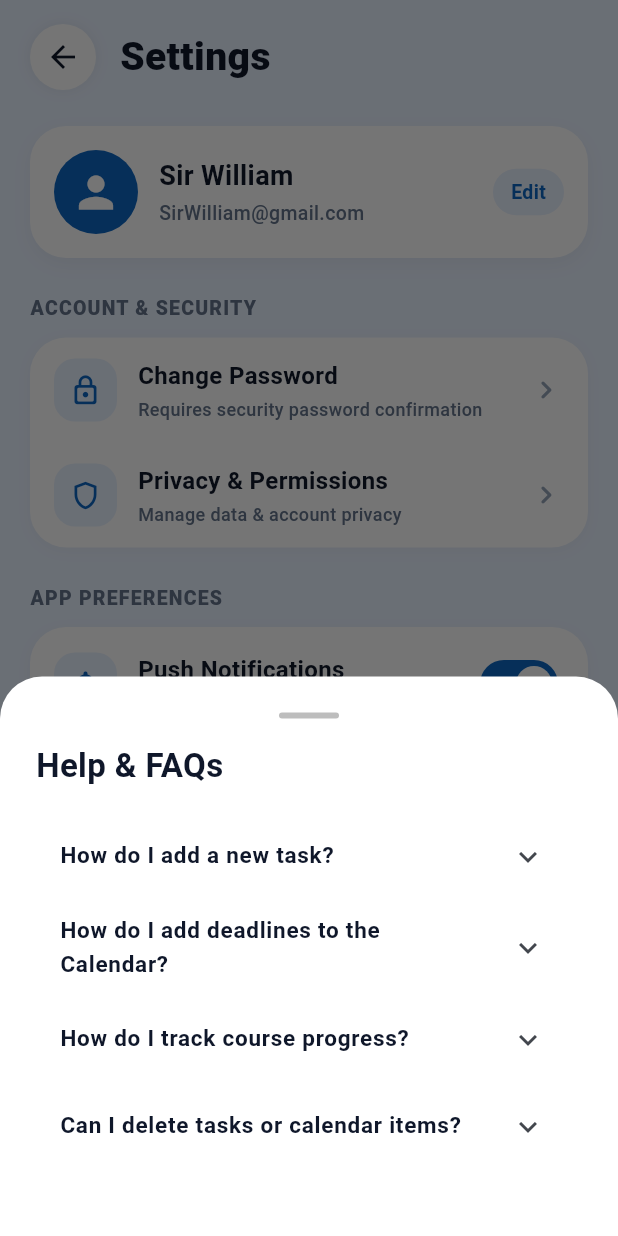
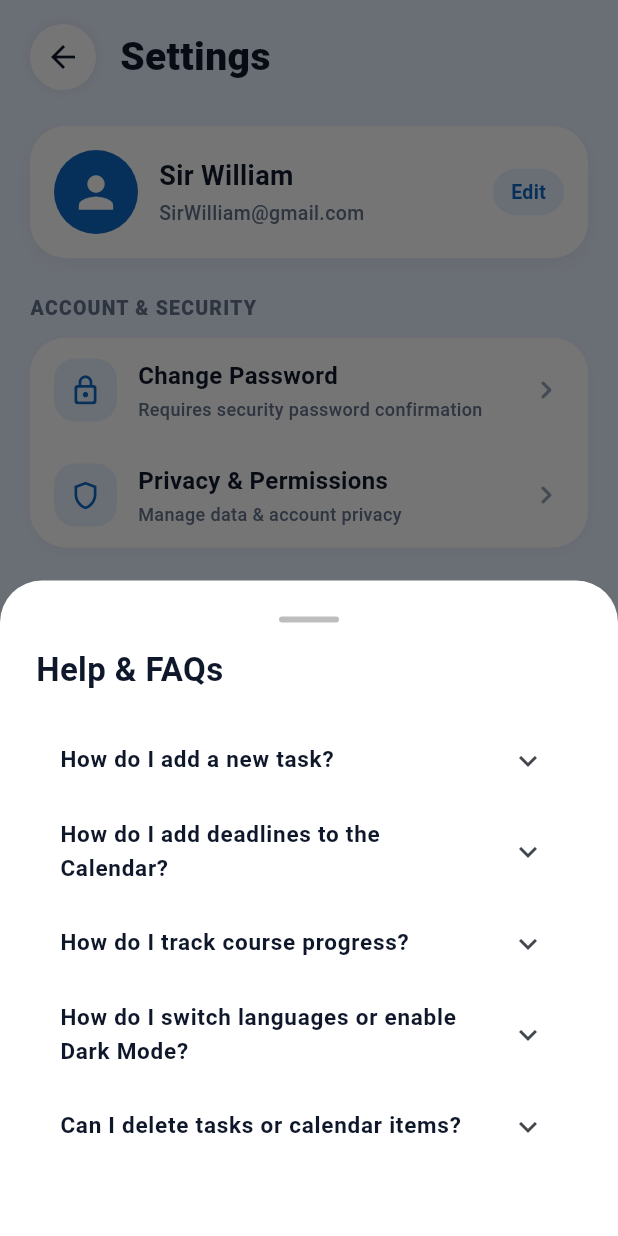
Before and after one commit to 674659115/Students-Tasks-Tracker, a Flutter app: the SettingsScreen screen opened directly, after a tap on "Help & FAQs", on a phone screen of 412 x 824 dp. Run offline on Flutter 3.47's test engine with Material 3 defaults, Android fonts, the phone set to English and light mode, and no system bars.

Commit message:
- Fixed Help & FAQs section

```diff
--- a/lib/pages/settings_screen.dart
+++ b/lib/pages/settings_screen.dart
@@ -1,6 +1,7 @@
 import 'package:flutter/material.dart';
 import '../localization/app_localizations.dart';
 import '../theme/app_theme.dart';
+import '../widgets/help_faqs_modal.dart';
 import 'reset_password_screen.dart';
 import 'sign_in_screen.dart';
 
@@ -322,94 +323,6 @@ class _SettingsScreenState extends State<SettingsScreen> {
     );
   }
 
-  void _showHelpModal(bool isDark) {
-    showModalBottomSheet(
-      context: context,
-      isScrollControlled: true,
-      backgroundColor: isDark ? AppColors.cardBgDark : Colors.white,
-      shape: const RoundedRectangleBorder(
-        borderRadius: BorderRadius.vertical(top: Radius.circular(28)),
-      ),
-      builder: (context) {
-        return Padding(
-          padding: const EdgeInsets.all(24.0),
-          child: Column(
-            mainAxisSize: MainAxisSize.min,
-            crossAxisAlignment: CrossAxisAlignment.start,
-            children: [
-              Center(
-                child: Container(
-                  width: 40,
-                  height: 4,
-                  decoration: BoxDecoration(
-                    color: Colors.grey.shade400,
-                    borderRadius: BorderRadius.circular(2),
-                  ),
-                ),
-              ),
-              const SizedBox(height: 16),
-              Text(
-                AppStrings.get('help_faqs'),
-                style: TextStyle(
-                  fontSize: 22,
-                  fontWeight: FontWeight.bold,
-                  color: isDark ? AppColors.textLight : AppColors.textDark,
-                ),
-              ),
-              const SizedBox(height: 16),
-              _buildFaqItem(
-                'How do I add a new task?',
-                'Tap the orange + button on the Home tab. Enter the task title, select your course, choose a due date and priority level, then tap Create Task.',
-                isDark,
-              ),
-              _buildFaqItem(
-                'How do I add deadlines to the Calendar?',
-                'Go to the Calendar tab and tap "+ Add Event". You can choose any day of the month, title, and priority to show a deadline dot on the grid.',
-                isDark,
-              ),
-              _buildFaqItem(
-                'How do I track course progress?',
-                'Visit the Courses tab to view progress bars, assignment completions, and test metrics for all your enrolled subjects.',
-                isDark,
-              ),
-              _buildFaqItem(
-                'Can I delete tasks or calendar items?',
-                'Yes! Every task card on Home and deadline card on Calendar features a red trash icon. Tapping it instantly removes the item.',
-                isDark,
-              ),
-              const SizedBox(height: 20),
-            ],
-          ),
-        );
-      },
-    );
-  }
-
-  Widget _buildFaqItem(String question, String answer, bool isDark) {
-    return ExpansionTile(
-      title: Text(
-        question,
-        style: TextStyle(
-          fontWeight: FontWeight.bold,
-          color: isDark ? AppColors.textLight : AppColors.textDark,
-          fontSize: 15,
-        ),
-      ),
-      children: [
-        Padding(
-          padding: const EdgeInsets.symmetric(horizontal: 16, vertical: 8),
-          child: Text(
-            answer,
-            style: TextStyle(
-              color: isDark ? AppColors.textMutedDark : AppColors.textMuted,
-              fontSize: 14,
-            ),
-          ),
-        ),
-      ],
-    );
-  }
-
   void _showAboutDialog(bool isDark) {
     showAboutDialog(
       context: context,
@@ -659,7 +572,7 @@ class _SettingsScreenState extends State<SettingsScreen> {
                       icon: Icons.help_outline_rounded,
                       title: AppStrings.get('help_faqs'),
                       subtitle: 'Get assistance and answers',
-                      onTap: () => _showHelpModal(isDark),
+                      onTap: () => showHelpFaqsModal(context),
                     ),
                     _buildSettingsTile(
                       isDark: isDark,
--- a/lib/widgets/google_profile_popup.dart
+++ b/lib/widgets/google_profile_popup.dart
@@ -3,6 +3,7 @@ import '../localization/app_localizations.dart';
 import '../pages/settings_screen.dart';
 import '../pages/sign_in_screen.dart';
 import '../theme/app_theme.dart';
+import 'help_faqs_modal.dart';
 
 void showGoogleProfilePopup(BuildContext context) {
   showDialog(
@@ -249,7 +250,10 @@ class _GoogleProfilePopupDialogState extends State<GoogleProfilePopupDialog> {
                     isDark: isDark,
                     icon: Icons.help_outline_rounded,
                     title: AppStrings.get('help_faqs'),
-                    onTap: () {},
+                    onTap: () {
+                      Navigator.pop(context);
+                      showHelpFaqsModal(context);
+                    },
                   ),
 
                   const SizedBox(height: 8),
@@ -316,7 +320,7 @@ class _GoogleProfilePopupDialogState extends State<GoogleProfilePopupDialog> {
                 title,
                 style: TextStyle(
                   fontSize: 15,
-                  fontWeight: FontWeight.w600,
+                  fontWeight: FontWeight.bold,
                   color: effectiveTextColor,
                 ),
               ),
--- /dev/null
+++ b/lib/widgets/help_faqs_modal.dart
@@ -0,0 +1,116 @@
+import 'package:flutter/material.dart';
+import '../localization/app_localizations.dart';
+import '../theme/app_theme.dart';
+
+void showHelpFaqsModal(BuildContext context) {
+  final isDark = AppColors.isDarkMode(context);
+
+  showModalBottomSheet(
+    context: context,
+    isScrollControlled: true,
+    backgroundColor: isDark ? AppColors.cardBgDark : Colors.white,
+    shape: const RoundedRectangleBorder(
+      borderRadius: BorderRadius.vertical(top: Radius.circular(28)),
+    ),
+    builder: (context) {
+      return const HelpFaqsModalContent();
+    },
+  );
+}
+
+class HelpFaqsModalContent extends StatelessWidget {
+  const HelpFaqsModalContent({super.key});
+
+  @override
+  Widget build(BuildContext context) {
+    final isDark = AppColors.isDarkMode(context);
+
+    return Padding(
+      padding: const EdgeInsets.all(24.0),
+      child: SingleChildScrollView(
+        child: Column(
+          mainAxisSize: MainAxisSize.min,
+          crossAxisAlignment: CrossAxisAlignment.start,
+          children: [
+            // Drag handle
+            Center(
+              child: Container(
+                width: 40,
+                height: 4,
+                decoration: BoxDecoration(
+                  color: Colors.grey.shade400,
+                  borderRadius: BorderRadius.circular(2),
+                ),
+              ),
+            ),
+            const SizedBox(height: 16),
+
+            // Header Title
+            Text(
+              AppStrings.get('help_faqs'),
+              style: TextStyle(
+                fontSize: 22,
+                fontWeight: FontWeight.bold,
+                color: isDark ? AppColors.textLight : AppColors.textDark,
+              ),
+            ),
+            const SizedBox(height: 16),
+
+            // FAQ Items
+            _buildFaqItem(
+              'How do I add a new task?',
+              'Tap the orange + button on the Home tab. Enter the task title, select your course, choose a due date and priority level, then tap Create Task.',
+              isDark,
+            ),
+            _buildFaqItem(
+              'How do I add deadlines to the Calendar?',
+              'Go to the Calendar tab and tap "+ Add Event". Select any day of the month, course, time, and priority level to show a deadline dot on the grid.',
+              isDark,
+            ),
+            _buildFaqItem(
+              'How do I track course progress?',
+              'Visit the Courses tab to view progress bars, assignment completions, and test metrics for all your enrolled subjects. You can also add custom courses using "+ Add Course".',
+              isDark,
+            ),
+            _buildFaqItem(
+              'How do I switch languages or enable Dark Mode?',
+              'You can toggle Dark Mode and change languages in Settings, or by tapping your Profile Picture or the top header quick controls on Sign In & Sign Up.',
+              isDark,
+            ),
+            _buildFaqItem(
+              'Can I delete tasks or calendar items?',
+              'Yes! Every task card on Home and deadline card on Calendar features a red trash icon. Tapping it instantly removes the item and updates your stats.',
+              isDark,
+            ),
+            const SizedBox(height: 20),
+          ],
+        ),
+      ),
+    );
+  }
+
+  Widget _buildFaqItem(String question, String answer, bool isDark) {
+    return ExpansionTile(
+      title: Text(
+        question,
+        style: TextStyle(
+          fontWeight: FontWeight.bold,
+          color: isDark ? AppColors.textLight : AppColors.textDark,
+          fontSize: 15,
+        ),
+      ),
+      children: [
+        Padding(
+          padding: const EdgeInsets.symmetric(horizontal: 16, vertical: 8),
+          child: Text(
+            answer,
+            style: TextStyle(
+              color: isDark ? AppColors.textMutedDark : AppColors.textMuted,
+              fontSize: 14,
+            ),
+          ),
+        ),
+      ],
+    );
+  }
+}
```
